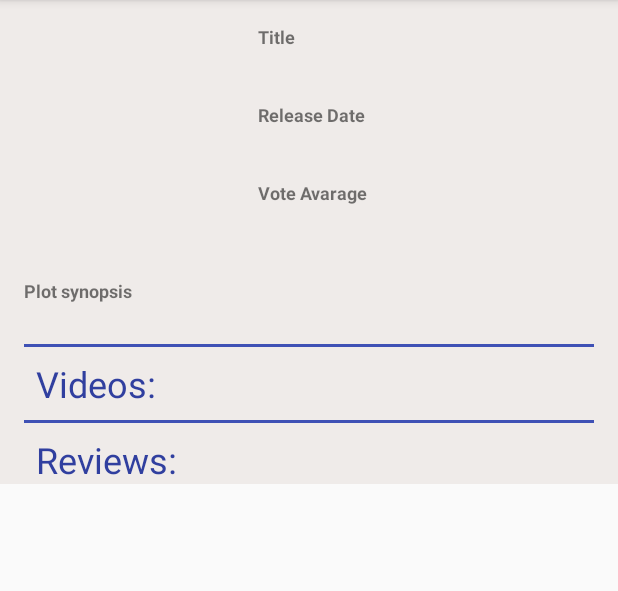
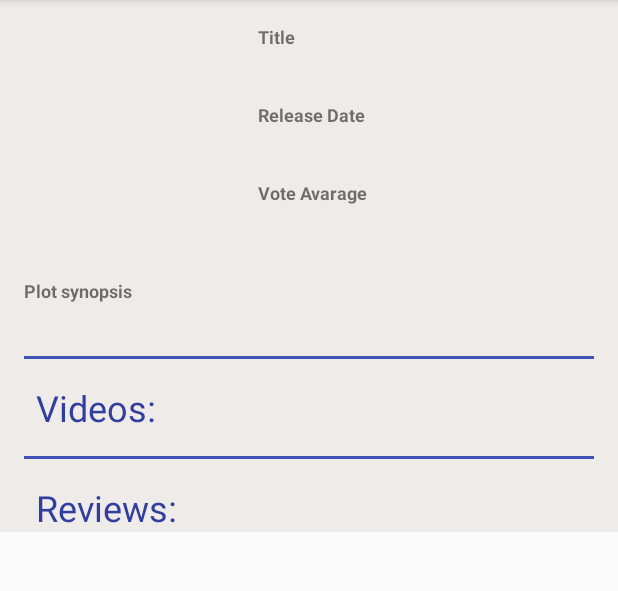
Before and after one commit to rafald121/PopularMovies, an Android app: the MovieDetails screen opened directly, with no data from a screen before it, on a phone screen of 412 x 824 dp, the part 84-675 px from its top. Run offline under Robolectric (Android 15) with nearby library versions, the phone set to English and light mode, and no system bars; our stand-ins replace ButterKnife; pictures from the network do not load; 3 statements that could not run were skipped.

Commit message:
add dimens and strings from Resources to .xml files

```diff
--- a/app/src/main/res/layout/activity_main.xml
+++ b/app/src/main/res/layout/activity_main.xml
@@ -13,7 +13,6 @@
         android:layout_height="match_parent"
         android:layout_gravity="center_horizontal"
         android:padding="4dp">
-        <!--TODO is this appropriate to set padding in Recycler View like line above?-->
     </android.support.v7.widget.RecyclerView>
 
 
@@ -38,7 +37,7 @@
             android:textSize="@dimen/error_textview_size"
             android:layout_width="wrap_content"
             android:layout_height="wrap_content"
-            android:layout_margin="8dp"/>
+            android:layout_margin="@dimen/error_message_margin"/>
 
         <Button
             android:id="@+id/refresh_button_error"
--- a/app/src/main/res/layout/activity_settings.xml
+++ b/app/src/main/res/layout/activity_settings.xml
@@ -4,7 +4,4 @@
     android:name="com.example.admin.myapplication.Settings.SettingsFragment"
     android:id="@+id/movie_settings_fragment"
     android:layout_width="match_parent"
-    android:layout_height="match_parent"
-    />
-    <!--class="com.example.admin.myapplication.Settings.SettingsFragment"-->
-    <!--/>-->
+    android:layout_height="match_parent"/>
--- a/app/src/main/res/layout/item_movie_video.xml
+++ b/app/src/main/res/layout/item_movie_video.xml
@@ -13,6 +13,8 @@
         android:layout_weight="2"
         android:layout_marginLeft="@dimen/movie_video_item_margin_8dp"
         android:layout_marginRight="@dimen/movie_video_item_margin_8dp"
+        android:textSize="@dimen/movie_video_item_title_text_size"
+        android:textStyle="bold"
         />
 
     <ImageView
--- a/app/src/main/res/layout/movie_details.xml
+++ b/app/src/main/res/layout/movie_details.xml
@@ -73,7 +73,7 @@
         </LinearLayout>
 
         <LinearLayout
-            android:id="@+id/linearrr"
+            android:id="@+id/movie_details_details_linear"
             android:layout_width="match_parent"
             android:layout_height="wrap_content"
             android:layout_below="@id/movie_poster"
@@ -110,9 +110,10 @@
             android:id="@+id/movie_details_videos_error"
             android:layout_width="match_parent"
             android:layout_height="wrap_content"
-            android:layout_below="@+id/linearrr"
+            android:layout_below="@+id/movie_details_details_linear"
             android:visibility="invisible"
-
+            android:textSize="@dimen/movie_details_error_text_size"
+            android:textStyle="bold"
             />
 
         <include
@@ -122,7 +123,7 @@
             android:layout_height="wrap_content"
             android:layout_alignParentLeft="true"
             android:layout_alignParentStart="true"
-            android:layout_below="@+id/linearrr"
+            android:layout_below="@+id/movie_details_details_linear"
             android:layout_marginLeft="@dimen/movie_details_margin_16"
             android:layout_marginRight="@dimen/movie_details_margin_16" />
 
@@ -132,6 +133,8 @@
             android:layout_height="wrap_content"
             android:layout_below="@+id/view_videos"
             android:visibility="invisible"
+            android:textSize="@dimen/movie_details_error_text_size"
+            android:textStyle="bold"
             />
 
         <include
@@ -145,7 +148,6 @@
             android:layout_marginLeft="@dimen/movie_details_margin_16"
             android:layout_marginRight="@dimen/movie_details_margin_16" />
 
-
     </RelativeLayout>
 
 </ScrollView>
--- a/app/src/main/res/layout/reviews_layout.xml
+++ b/app/src/main/res/layout/reviews_layout.xml
@@ -7,19 +7,19 @@
     <ImageView
         android:id="@+id/divider2"
         android:layout_width="match_parent"
-        android:layout_height="2dp"
-        android:layout_marginBottom="@dimen/movie_details_divider_margin"
-        android:layout_marginTop="@dimen/movie_details_divider_margin"
+        android:layout_height="@dimen/videos_reviews_divider"
+        android:layout_marginBottom="@dimen/movie_details_divider_margin_top"
+        android:layout_marginTop="@dimen/movie_details_divider_margin_top"
         android:background="@color/colorPrimary" />
 
     <TextView
         android:id="@+id/header_reviews"
+        android:text="@string/header_reviews_layout"
         android:layout_width="wrap_content"
         android:layout_height="wrap_content"
-        android:layout_marginLeft="@dimen/movie_video_item_margin_8dp"
-        android:text="Reviews:"
+        android:layout_marginLeft="@dimen/movie_videos_reviews_header_margin_8dp"
         android:textColor="@color/colorPrimaryDark"
-        android:textSize="24sp" />
+        android:textSize="@dimen/movie_videos_reviews_header_text_size" />
 
     <android.support.v7.widget.RecyclerView
         android:id="@+id/recyclerview_review"
--- a/app/src/main/res/layout/videos_layout.xml
+++ b/app/src/main/res/layout/videos_layout.xml
@@ -8,19 +8,19 @@
     <ImageView
         android:id="@+id/divider1"
         android:layout_width="match_parent"
-        android:layout_height="2dp"
-        android:layout_marginBottom="@dimen/movie_details_divider_margin"
-        android:layout_marginTop="@dimen/movie_details_divider_margin"
+        android:layout_height="@dimen/videos_reviews_divider"
+        android:layout_marginBottom="@dimen/movie_details_divider_margin_top"
+        android:layout_marginTop="@dimen/movie_details_divider_margin_top"
         android:background="@color/colorPrimary" />
 
     <TextView
         android:id="@+id/header_videos"
+        android:text="@string/header_videos_layout"
         android:layout_width="wrap_content"
         android:layout_height="wrap_content"
-        android:layout_marginLeft="@dimen/movie_video_item_margin_8dp"
-        android:text="Videos:"
+        android:layout_marginLeft="@dimen/movie_videos_reviews_header_margin_8dp"
         android:textColor="@color/colorPrimaryDark"
-        android:textSize="24sp" />
+        android:textSize="@dimen/movie_videos_reviews_header_text_size" />
 
     <android.support.v7.widget.RecyclerView
         android:id="@+id/recyclerview_videos"
--- a/app/src/main/res/values/dimens.xml
+++ b/app/src/main/res/values/dimens.xml
@@ -10,8 +10,22 @@
     <dimen name="movie_details_margin_16">16dp</dimen>
 
     <dimen name="movie_video_item_margin_8dp">8dp</dimen>
+    <dimen name="movie_videos_reviews_header_margin_8dp">8dp</dimen>
 
     <dimen name="movie_details_divider_margin">8dp</dimen>
+    <dimen name="movie_details_divider_margin_top">16dp</dimen>
+    <dimen name="error_message_margin">8dp</dimen>
+
+<!--TEXT SIZES-->
+    <dimen name="movie_details_error_text_size">16sp</dimen>
+    <dimen name="movie_videos_reviews_header_text_size">24sp</dimen>
+    <dimen name="movie_video_item_title_text_size">14sp</dimen>
+    <dimen name="movie_review_item_headers_text_size">14sp</dimen>
+    <dimen name="movie_review_item_text_size">14sp</dimen>
+
+    <dimen name="movie_review_item_readmore_text_size">16sp</dimen>
+    <!--DIVIDERS-->
+    <dimen name="videos_reviews_divider">2dp</dimen>
 
 
 </resources>
--- a/app/src/main/res/values/strings.xml
+++ b/app/src/main/res/values/strings.xml
@@ -18,7 +18,9 @@
     <string name="header_release_date">Release Date</string>
     <string name="header_vote_avarage">Vote Avarage</string>
     <string name="header_plot_synopsis">Plot synopsis</string>
-<!--ERRORS-->
+    <string name="header_reviews_layout">Reviews: </string>
+    <string name="header_videos_layout">Videos: </string>
+    <!--ERRORS-->
     <string name="error_message_no_connection">No inthernet connection</string>
     <string name="error_message_list_is_null">Cannot fetch data from internet, list is null</string>
     <string name="error_message_bad_url_syntax">Bad syntax of URL</string>
@@ -35,5 +37,10 @@
     <string name="settings_horizontal_grid_items_key">horizontal_grid_items</string>
     <string name="settings_vertical_grid_items_key">vertical_grid_items</string>
 
+    <!--REVIEW ITEM-->
+    <string name="item_review_author">Author: </string>
+    <string name="item_review_content">Content: </string>
+    <string name="item_review_readmore">Author: </string>
+
 
 </resources>
```
Also changed, not shown: app/src/main/res/layout/item_movie_review.xml (+30 -10 lines).
